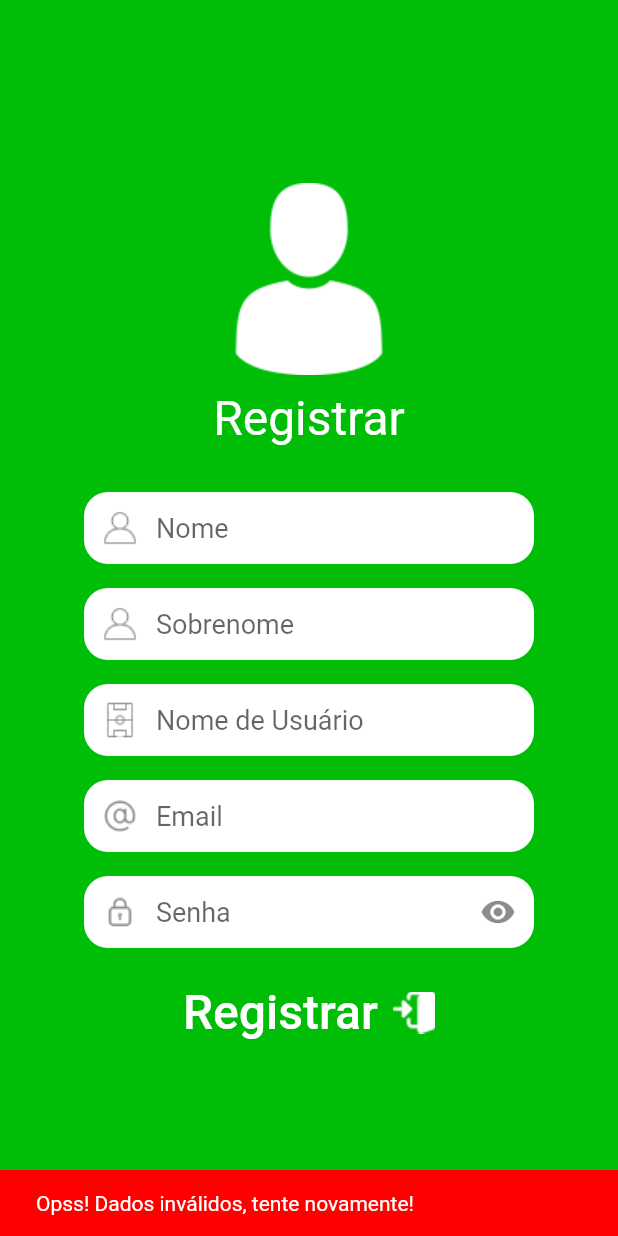
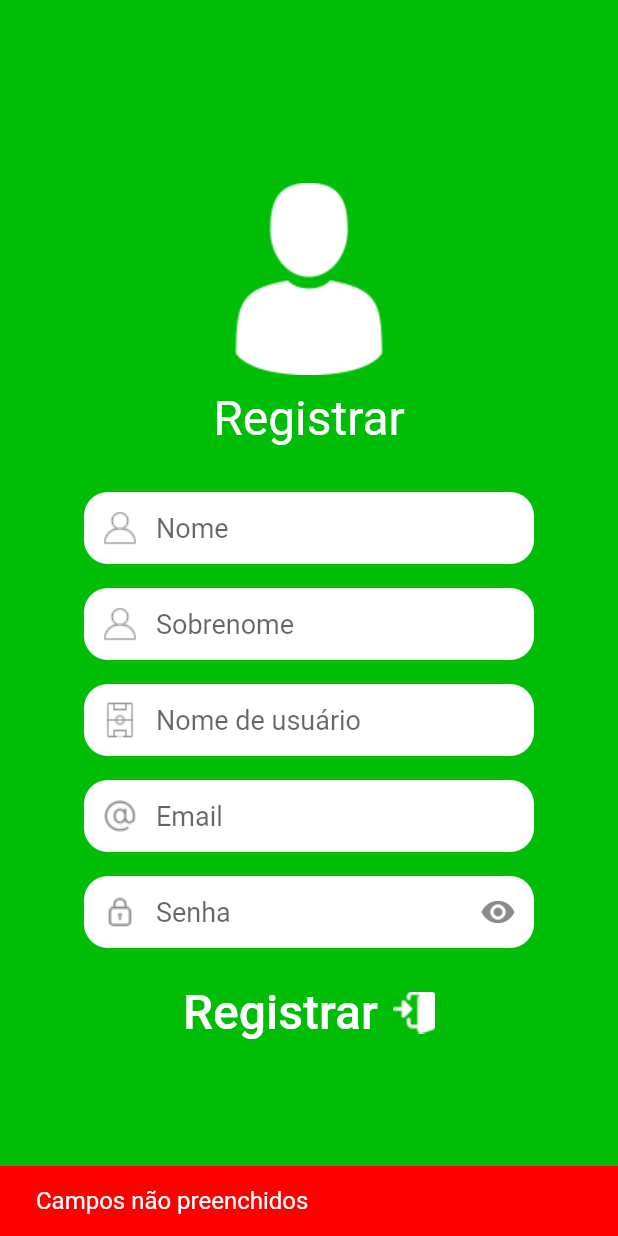
Before and after one commit to viktorsht/KingOfBall, a Flutter app: the RegisterPage screen opened by its route, after a tap on "Registrar", on a phone screen of 412 x 824 dp. Run offline on Flutter 3.47's test engine with Material 2 defaults, Android fonts, the phone set to English and light mode, and no system bars; our stand-ins replace flutter_mobx, flutter_modular, mobx, shared_preferences; accounts and stored records are empty; generated files the repository leaves out were written again.

Commit message:
Finalizando cadastro do usuário

```diff
--- a/lib/app/modules/register/pages/register_page.dart
+++ b/lib/app/modules/register/pages/register_page.dart
@@ -24,6 +24,8 @@ class RegisterPage extends StatelessWidget {
     final registerController = Provider.of<RegisterController>(context);
 
     final formKey = GlobalKey<FormState>();
+
+    String msgUser ='';
 
     return Form(
       key: formKey,
@@ -60,7 +62,7 @@ class RegisterPage extends StatelessWidget {
                 const SizedBox(height: 16,),
                 Observer(
                   builder: (_) => WidgetFormField(
-                    hint: 'Nome de Usuário',
+                    hint: 'Nome de usuário',
                     onChanged: store.setNick,
                     prefix: Image.asset(IconsApp.team),
                     obscure: false,
@@ -100,7 +102,16 @@ class RegisterPage extends StatelessWidget {
                     ? const WidgetLoading(width: 5, thickness: 0.9)
                     : TextButton(
                       onPressed: () async {
-                          if(store.isFormValid){
+                        if(!store.isValidFields){
+                          msgUser = 'Campos não preenchidos';
+                        }
+                        else if (!store.isEmailValid){
+                          msgUser = 'Email inválido ou não inserido';
+                        }
+                        else if (!store.isPasswordValid){
+                          msgUser = 'A senha inválida! Use mais de 8 dígitos, caractere especial, uma letra maiúscula e um número';
+                        }
+                        else if(store.isFormValid){
                           await registerController.registerUser(
                             store.firstNameUser,
                             store.lastNameUser,
@@ -117,10 +128,28 @@ class RegisterPage extends StatelessWidget {
                             //store.clearValues(); // talve possa me gerar aluns bugs se eu apagar ou não os campos e querer usar depois
                             //Modular.to.navigate(RoutesModulesApp.routerStartNavigationBarModule);
                           }
+                          else if(registerController.stateController == StateResponse.error){
+                            if(registerController.hasEmail && registerController.hasNick){
+                              msgUser = "Email e nome de usuário em uso";
                             }
-                          else{
+                            else if(registerController.hasNick == true){
+                              msgUser = 'Nome de usuário não disponível';
+                            }
+                            else if(registerController.hasEmail == true){
+                              msgUser = 'Email já está em uso em outra conta';
+                            }
+                          }
+                        }
+                        if(registerController.stateController != StateResponse.sucess){
+                          // quero evitar o bug de colocar o SnackBar de sucesso e depois de um erro qualquer
                           final snackBar = SnackBar(
-                              content: const Text('Opss! Dados inválidos, tente novamente!'),
+                            content: Text(
+                              msgUser,
+                              style: const TextStyle(
+                                fontWeight: FontWeight.normal,
+                                fontSize: 16
+                              ),
+                            ),
                             duration: const Duration(seconds: 3),
                             backgroundColor: colors.red,
                           );
--- a/lib/app/modules/register/services/register_services.dart
+++ b/lib/app/modules/register/services/register_services.dart
@@ -1,5 +1,6 @@
 import 'dart:convert';
 import 'package:http/http.dart' as http;
+import 'package:rei_da_bola/app/modules/register/controllers/register_user_controller.dart';
 import 'package:rei_da_bola/app/modules/register/models/error.dart';
 import 'package:rei_da_bola/app/modules/register/models/register_user_model.dart';
 import 'package:rei_da_bola/app/modules/register/models/register_user_sucess_model.dart';
```
Also changed, not shown: lib/app/modules/register/controllers/register_user_controller.dart (+26 -4 lines), lib/app/modules/register/stories/register_store.dart (+14 -3 lines), lib/app/modules/register/controllers/register_user_controller.g.dart, lib/app/modules/register/stories/register_store.g.dart. Lines whose indentation alone changed are shown as unchanged.
